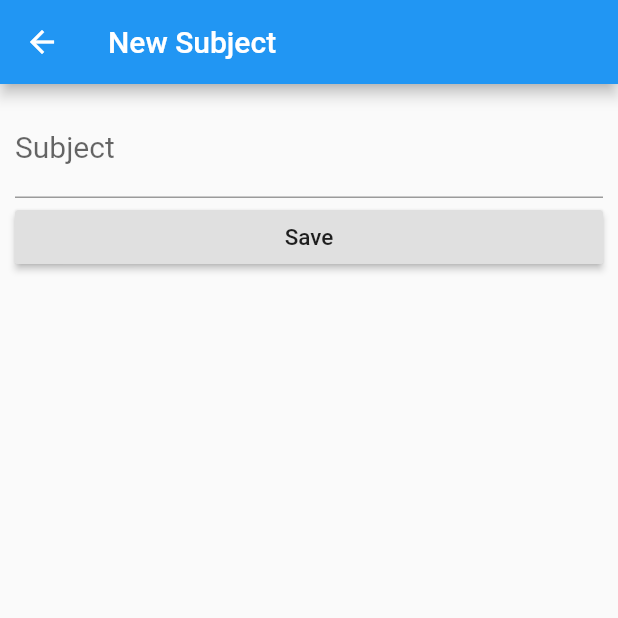
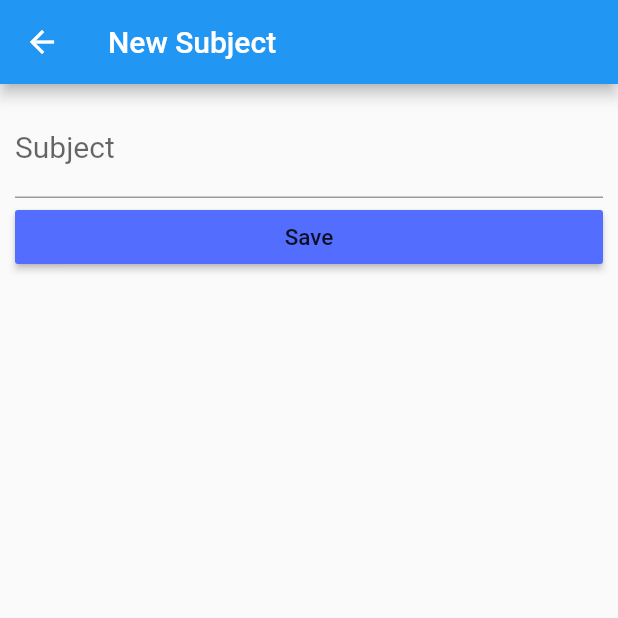
Before and after one commit to yakung/flutter_assignment_03, a Flutter app: the screen it shows after launch, after a tap on the "add" icon, on a phone screen of 412 x 824 dp, the top half of it. Run offline on Flutter 3.47's test engine with Material 2 defaults, Android fonts, the phone set to English and light mode, and no system bars; our stand-ins replace cloud_firestore, percent_indicator; accounts and stored records are empty.

```diff
--- a/lib/ui/Addform.dart
+++ b/lib/ui/Addform.dart
@@ -9,7 +9,7 @@ class Addform extends StatefulWidget {
 }
 
 class AddformState extends State<Addform> {
-  TextEditingController txtctrl = TextEditingController();
+  TextEditingController _subject = TextEditingController();
   final _formkey = GlobalKey<FormState>();
   @override
   Widget build(BuildContext context) {
@@ -22,13 +22,14 @@ class AddformState extends State<Addform> {
         child: ListView(
           children: <Widget>[
             Padding(
-              padding: const EdgeInsets.only(top:10.0,right: 10.0,left: 10.0,bottom: 0),
+              padding: const EdgeInsets.only(
+                  top: 10.0, right: 10.0, left: 10.0, bottom: 0),
               child: TextFormField(
-                controller: txtctrl,
+                controller: _subject,
                 style: TextStyle(fontSize: 20),
                 decoration: InputDecoration(
                   labelText: "Subject",
-
+                  errorStyle: TextStyle(fontSize: 15,color: Colors.red[300])
                 ),
                 validator: (value) {
                   if (value.isEmpty) {
@@ -38,16 +39,19 @@ class AddformState extends State<Addform> {
               ),
             ),
             Padding(
-              padding: const EdgeInsets.only(top:2.0,right: 10.0,left: 10.0),
+              padding: const EdgeInsets.only(top: 2.0, right: 10.0, left: 10.0),
               child: RaisedButton(
-                child: Text("Save",style: TextStyle(fontSize: 15),),
-                onPressed: ()  {
-                  if(_formkey.currentState.validate()){
+                color: Colors.indigoAccent,
+                child: Text(
+                  "Save",
+                  style: TextStyle(fontSize: 15),
+                ),
+                onPressed: () {
+                  if (_formkey.currentState.validate()) {
                     Firestore.instance.collection('todo').add({
-                      'title': txtctrl.text,
-                      'done':0,
-                    }).then((value){
-
+                      'title': _subject.text,
+                      'done': 0,
+                    }).then((value) {
                       Navigator.pushReplacementNamed(context, '/');
                     });
                   }
--- a/lib/ui/Task.dart
+++ b/lib/ui/Task.dart
@@ -1,7 +1,7 @@
 import 'package:flutter/material.dart';
 import './Addform.dart';
 import 'package:cloud_firestore/cloud_firestore.dart';
-
+import 'package:percent_indicator/circular_percent_indicator.dart';
 
 class Task extends StatefulWidget {
   @override
@@ -11,7 +11,6 @@ class Task extends StatefulWidget {
 }
 
 class TaskState extends State<Task> {
-
   @override
   Widget build(BuildContext context) {
     return Scaffold(
@@ -21,51 +20,67 @@ class TaskState extends State<Task> {
         actions: <Widget>[
           new IconButton(
               icon: new Icon(Icons.add),
-              onPressed: (){
+              onPressed: () {
                 setState(() {
-                  Navigator.push(context,MaterialPageRoute(builder: (context) => Addform()));
+                  Navigator.push(context,
+                      MaterialPageRoute(builder: (context) => Addform()));
                 });
-              }
-            ),
+              }),
         ],
       ),
       body: Center(
         child: StreamBuilder(
-          stream: Firestore.instance.collection('todo').where('done', isEqualTo:0).snapshots(),
-          builder: (BuildContext context, AsyncSnapshot<QuerySnapshot> snapshot) {
+          stream: Firestore.instance
+              .collection('todo')
+              .where('done', isEqualTo: 0)
+              .snapshots(),
+          builder:
+              (BuildContext context, AsyncSnapshot<QuerySnapshot> snapshot) {
             if (snapshot.hasData) {
               return buildList(snapshot.data.documents);
             } else {
-          return CircularProgressIndicator();
+              return CircularPercentIndicator(
+                radius: 150.0,
+                lineWidth: 10,
+                circularStrokeCap: CircularStrokeCap.round,
+                backgroundColor: Colors.blueAccent,
+                center: Text("loading..."),
+              );
             }
           },
-
         ),
-
       ),
-
     );
   }
+
   Widget buildList(List<DocumentSnapshot> data) {
-    return data.length == 0 ? Center(child: Text("No data found...")): ListView.builder(
+    return data.length != 0
+        ? ListView.builder(
             itemCount: data.length,
             itemBuilder: (BuildContext context, int index) {
-        return CheckboxListTile(
+              return Container(
+                decoration: new BoxDecoration(
+                    border: Border(
+                        top: BorderSide(color: Colors.black, width: 0.5))),
+                child: CheckboxListTile(
                   title: Text(data.elementAt(index).data["title"]),
                   onChanged: (bool value) {
                     setState(() {
                       Firestore.instance
                           .collection('todo')
-                        .document(
-                            data.elementAt(index).documentID)
+                          .document(data.elementAt(index).documentID)
                           .setData({
-                      'title':data.elementAt(index).data['title'],
+                        'title': data.elementAt(index).data['title'],
                         'done': 1
                       });
                     });
-          }, value: data.elementAt(index).data['done'] != 0,
+                  },
+                  value: data.elementAt(index).data['done'] != 0,
+                ),
               );
             },
-    );
+          )
+        : Center(
+            child: Text("No data found...", style: TextStyle(fontSize: 15)));
   }
 }
--- a/pubspec.yaml
+++ b/pubspec.yaml
@@ -34,6 +34,7 @@ dev_dependencies:
   sqflite: ^1.1.0
   firebase_core: ^0.2.5
   firebase_auth: ^0.6.2
+  percent_indicator: 1.0.16
   cloud_firestore: ^0.8.2+3
 # For information on the generic Dart part of this file, see the
 # following page: https://www.dartlang.org/tools/pub/pubspec
```
Also changed, not shown: lib/ui/Completed.dart (+39 -22 lines), pubspec.lock. Lines whose indentation alone changed are shown as unchanged.
